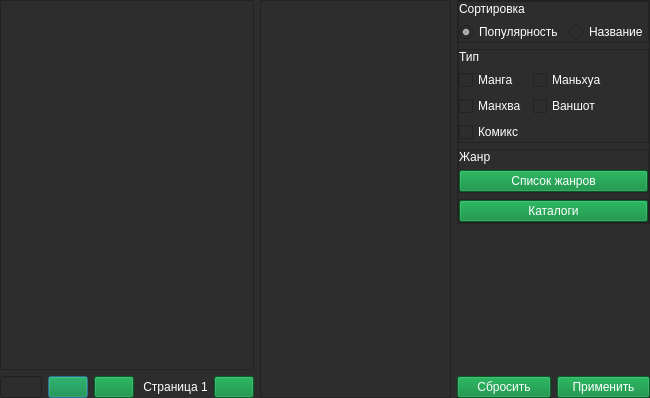
First picture: the form in forms/desuUI.ui, repository brandonzorn/Nlight, before the edit.
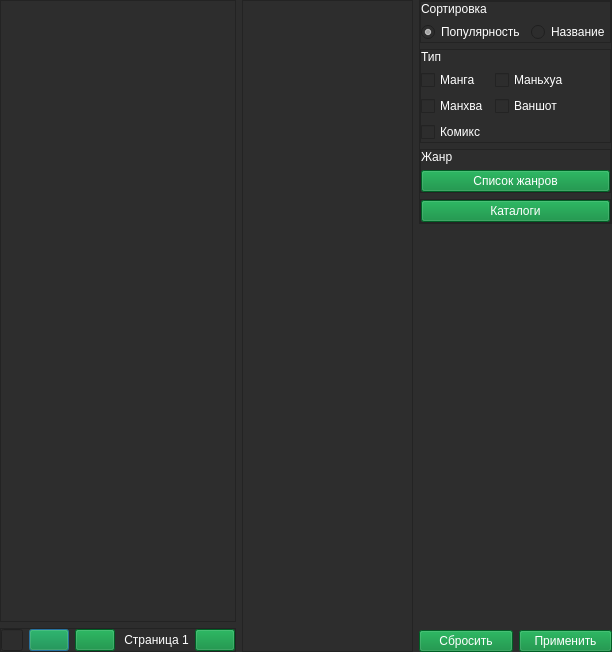
Second picture: the form after the edit. Icons and pictures are not drawn.

Diff of the .ui file:
```diff
--- a/forms/desuUI.ui
+++ b/forms/desuUI.ui
@@ -6,207 +6,15 @@
    <rect>
     <x>0</x>
     <y>0</y>
-    <width>650</width>
-    <height>398</height>
+    <width>612</width>
+    <height>652</height>
    </rect>
   </property>
   <property name="palette">
    <palette>
-    <active>
-     <colorrole role="WindowText">
-      <brush brushstyle="SolidPattern">
-       <color alpha="255">
-        <red>255</red>
-        <green>255</green>
-        <blue>255</blue>
-       </color>
-      </brush>
-     </colorrole>
-     <colorrole role="Button">
-      <brush brushstyle="SolidPattern">
-       <color alpha="255">
-        <red>45</red>
-        <green>45</green>
-        <blue>45</blue>
-       </color>
-      </brush>
-     </colorrole>
-     <colorrole role="Text">
-      <brush brushstyle="SolidPattern">
-       <color alpha="255">
-        <red>255</red>
-        <green>255</green>
-        <blue>255</blue>
-       </color>
-      </brush>
-     </colorrole>
-     <colorrole role="ButtonText">
-      <brush brushstyle="SolidPattern">
-       <color alpha="255">
-        <red>255</red>
-        <green>255</green>
-        <blue>255</blue>
-       </color>
-      </brush>
-     </colorrole>
-     <colorrole role="Base">
-      <brush brushstyle="SolidPattern">
-       <color alpha="255">
-        <red>45</red>
-        <green>45</green>
-        <blue>45</blue>
-       </color>
-      </brush>
-     </colorrole>
-     <colorrole role="Window">
-      <brush brushstyle="SolidPattern">
-       <color alpha="255">
-        <red>45</red>
-        <green>45</green>
-        <blue>45</blue>
-       </color>
-      </brush>
-     </colorrole>
-     <colorrole role="PlaceholderText">
-      <brush brushstyle="SolidPattern">
-       <color alpha="255">
-        <red>255</red>
-        <green>255</green>
-        <blue>255</blue>
-       </color>
-      </brush>
-     </colorrole>
-    </active>
-    <inactive>
-     <colorrole role="WindowText">
-      <brush brushstyle="SolidPattern">
-       <color alpha="255">
-        <red>255</red>
-        <green>255</green>
-        <blue>255</blue>
-       </color>
-      </brush>
-     </colorrole>
-     <colorrole role="Button">
-      <brush brushstyle="SolidPattern">
-       <color alpha="255">
-        <red>45</red>
-        <green>45</green>
-        <blue>45</blue>
-       </color>
-      </brush>
-     </colorrole>
-     <colorrole role="Text">
-      <brush brushstyle="SolidPattern">
-       <color alpha="255">
-        <red>255</red>
-        <green>255</green>
-        <blue>255</blue>
-       </color>
-      </brush>
-     </colorrole>
-     <colorrole role="ButtonText">
-      <brush brushstyle="SolidPattern">
-       <color alpha="255">
-        <red>255</red>
-        <green>255</green>
-        <blue>255</blue>
-       </color>
-      </brush>
-     </colorrole>
-     <colorrole role="Base">
-      <brush brushstyle="SolidPattern">
-       <color alpha="255">
-        <red>45</red>
-        <green>45</green>
-        <blue>45</blue>
-       </color>
-      </brush>
-     </colorrole>
-     <colorrole role="Window">
-      <brush brushstyle="SolidPattern">
-       <color alpha="255">
-        <red>45</red>
-        <green>45</green>
-        <blue>45</blue>
-       </color>
-      </brush>
-     </colorrole>
-     <colorrole role="PlaceholderText">
-      <brush brushstyle="SolidPattern">
-       <color alpha="255">
-        <red>255</red>
-        <green>255</green>
-        <blue>255</blue>
-       </color>
-      </brush>
-     </colorrole>
-    </inactive>
-    <disabled>
-     <colorrole role="WindowText">
-      <brush brushstyle="SolidPattern">
-       <color alpha="255">
-        <red>255</red>
-        <green>255</green>
-        <blue>255</blue>
-       </color>
-      </brush>
-     </colorrole>
-     <colorrole role="Button">
-      <brush brushstyle="SolidPattern">
-       <color alpha="255">
-        <red>45</red>
-        <green>45</green>
-        <blue>45</blue>
-       </color>
-      </brush>
-     </colorrole>
-     <colorrole role="Text">
-      <brush brushstyle="SolidPattern">
-       <color alpha="255">
-        <red>255</red>
-        <green>255</green>
-        <blue>255</blue>
-       </color>
-      </brush>
-     </colorrole>
-     <colorrole role="ButtonText">
-      <brush brushstyle="SolidPattern">
-       <color alpha="255">
-        <red>255</red>
-        <green>255</green>
-        <blue>255</blue>
-       </color>
-      </brush>
-     </colorrole>
-     <colorrole role="Base">
-      <brush brushstyle="SolidPattern">
-       <color alpha="255">
-        <red>45</red>
-        <green>45</green>
-        <blue>45</blue>
-       </color>
-      </brush>
-     </colorrole>
-     <colorrole role="Window">
-      <brush brushstyle="SolidPattern">
-       <color alpha="255">
-        <red>45</red>
-        <green>45</green>
-        <blue>45</blue>
-       </color>
-      </brush>
-     </colorrole>
-     <colorrole role="PlaceholderText">
-      <brush brushstyle="SolidPattern">
-       <color alpha="255">
-        <red>255</red>
-        <green>255</green>
-        <blue>255</blue>
-       </color>
-      </brush>
-     </colorrole>
-    </disabled>
+    <active/>
+    <inactive/>
+    <disabled/>
    </palette>
   </property>
   <property name="windowTitle">
@@ -216,7 +24,7 @@
    <string notr="true">color: rgb(255, 255, 255);
 background-color: rgb(45, 45, 45);</string>
   </property>
-  <layout class="QHBoxLayout" name="horizontalLayout_3">
+  <layout class="QHBoxLayout" name="horizontalLayout_5">
    <property name="leftMargin">
     <number>0</number>
    </property>
@@ -681,7 +489,28 @@
       </widget>
      </item>
      <item>
+      <widget class="QFrame" name="search_frame">
+       <property name="frameShape">
+        <enum>QFrame::StyledPanel</enum>
+       </property>
+       <property name="frameShadow">
+        <enum>QFrame::Raised</enum>
+       </property>
       <layout class="QHBoxLayout" name="horizontalLayout_2">
+        <property name="leftMargin">
+         <number>0</number>
+        </property>
+        <property name="topMargin">
+         <number>0</number>
+        </property>
+        <property name="rightMargin">
+         <number>0</number>
+        </property>
+        <property name="bottomMargin">
+         <number>0</number>
+        </property>
+        <item>
+         <layout class="QHBoxLayout" name="horizontalLayout_4">
        <item>
         <widget class="QLineEdit" name="line_search">
          <property name="styleSheet">
@@ -706,6 +535,10 @@
          </property>
         </widget>
        </item>
+         </layout>
+        </item>
+        <item>
+         <layout class="QHBoxLayout" name="horizontalLayout_3">
        <item>
         <widget class="QPushButton" name="prev_page">
          <property name="styleSheet">
@@ -746,6 +579,9 @@
         </widget>
        </item>
       </layout>
+        </item>
+       </layout>
+      </widget>
      </item>
     </layout>
    </item>
```
Lines whose indentation alone changed are shown as unchanged.
